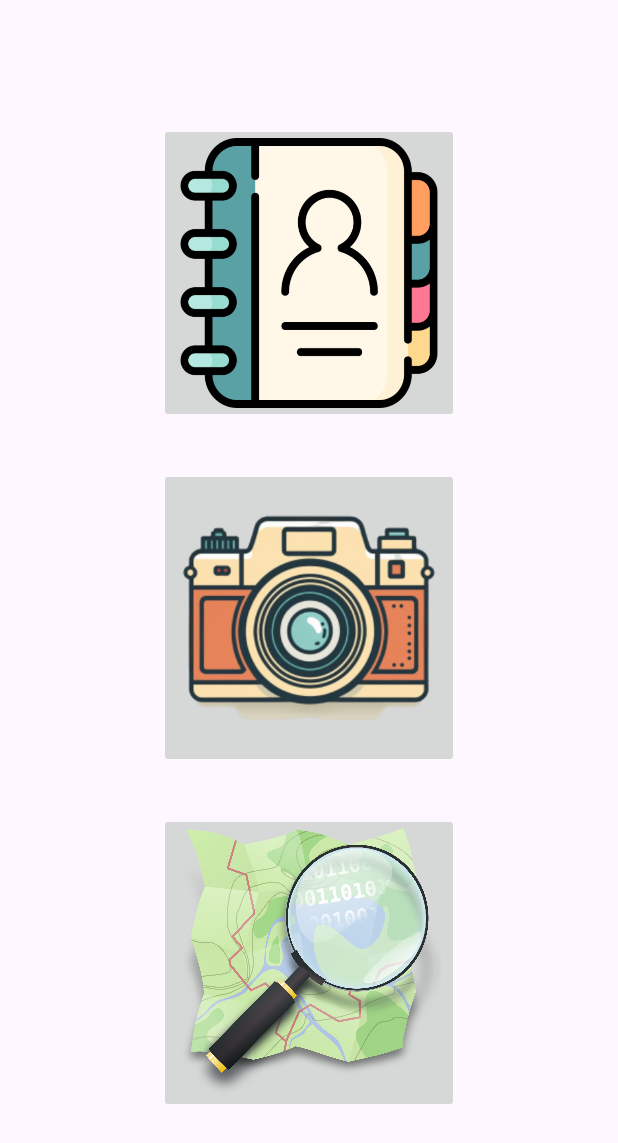
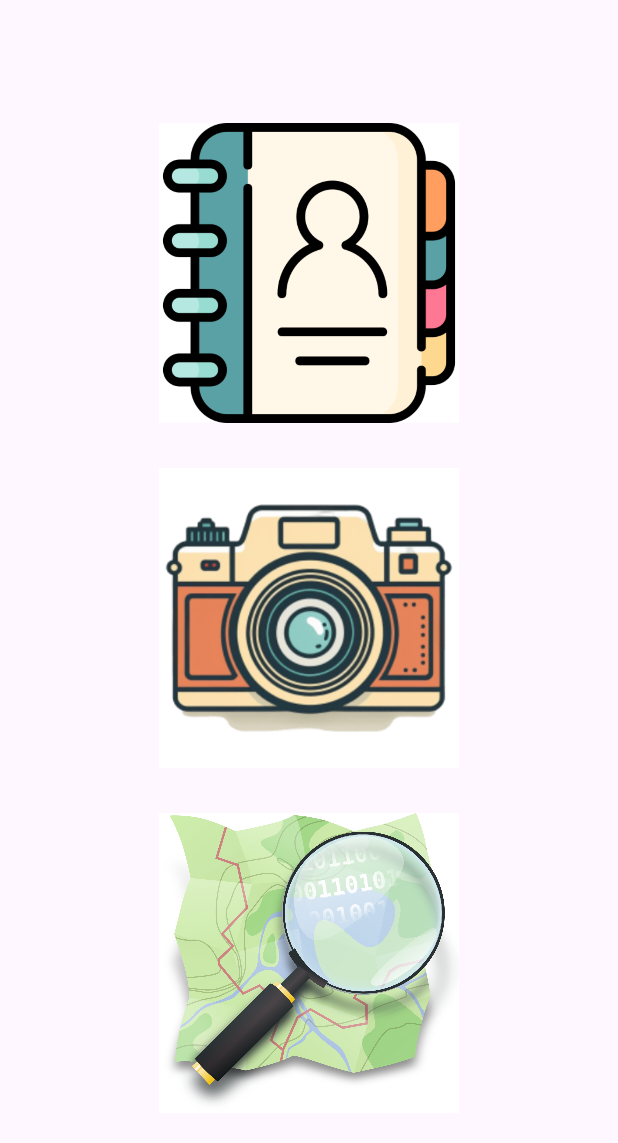
Before and after one commit to juanfferb/Taller2_CompuMovil, an Android app: the screen it shows after launch (MainActivity), on a phone screen of 412 x 824 dp. Shown: the top 1143 px of the screen. Run offline under Robolectric (Android 15) with nearby library versions, the phone set to English and light mode, and no system bars.

Commit message:
Puntos 1-8 OK

```diff
--- a/app/src/main/res/layout/activity_contacts_adapter.xml
+++ b/app/src/main/res/layout/activity_contacts_adapter.xml
@@ -12,7 +12,7 @@
         android:layout_height="40dp"
         android:layout_weight="0.2"
         app:srcCompat="@drawable/ic_contactsmail"
-        app:tint="@color/material_dynamic_primary70"/>
+        app:tint="@color/blue"/>
 
     <TextView
         android:id="@+id/idContacto"
--- a/app/src/main/res/layout/activity_main.xml
+++ b/app/src/main/res/layout/activity_main.xml
@@ -13,6 +13,7 @@
         android:layout_centerInParent="true"
         app:srcCompat="@drawable/contacts"
         android:scaleType="fitXY"
+        android:background="@color/white"
         android:layout_above="@+id/iconoCamara" />
 
     <ImageButton
@@ -23,6 +24,7 @@
         app:srcCompat="@drawable/camera"
         android:scaleType="fitXY"
         android:layout_marginTop="30dp"
+        android:background="@color/white"
         android:layout_marginBottom="30dp"/>
 
     <ImageButton
@@ -32,6 +34,7 @@
         android:layout_centerInParent="true"
         app:srcCompat="@drawable/osmap"
         android:scaleType="fitXY"
+        android:background="@color/white"
         android:layout_below="@id/iconoCamara"/>
 
 </RelativeLayout>
--- a/app/src/main/res/values/colors.xml
+++ b/app/src/main/res/values/colors.xml
@@ -2,4 +2,5 @@
 <resources>
     <color name="black">#FF000000</color>
     <color name="white">#FFFFFFFF</color>
+    <color name="blue">#4BB6E8</color>
 </resources>
```
